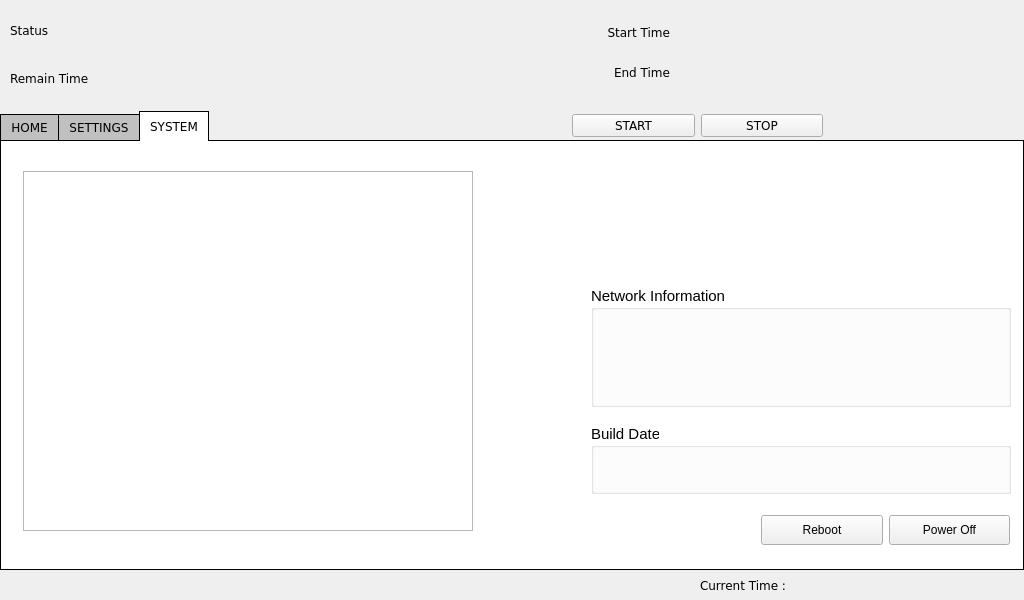
shnomad/hydration-tool, file mainwindow.ui: the form before one commit.
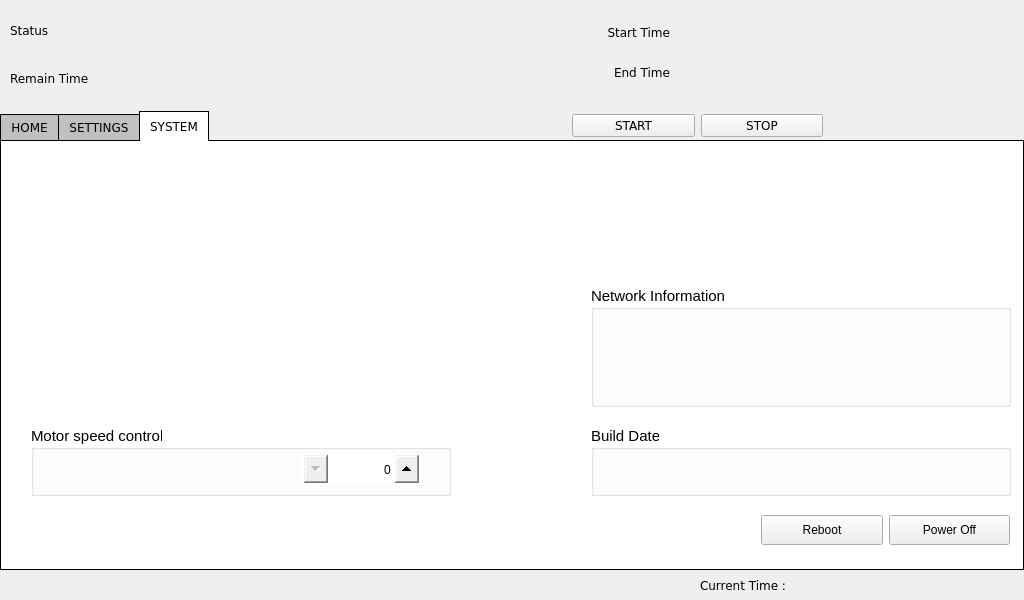
The form after the commit. The open tabs and pages were chosen to show the change.

Commit message: enhanced pump control

Patch:
```diff
--- a/mainwindow.ui
+++ b/mainwindow.ui
@@ -621,16 +621,6 @@
      <attribute name="title">
       <string>SYSTEM</string>
      </attribute>
-     <widget class="QTextEdit" name="debug_info">
-      <property name="geometry">
-       <rect>
-        <x>22</x>
-        <y>30</y>
-        <width>450</width>
-        <height>360</height>
-       </rect>
-      </property>
-     </widget>
      <widget class="QPushButton" name="power_off">
       <property name="geometry">
        <rect>
@@ -661,7 +651,7 @@
       <property name="geometry">
        <rect>
         <x>590</x>
-        <y>283</y>
+        <y>285</y>
         <width>420</width>
         <height>70</height>
        </rect>
@@ -747,6 +737,52 @@
        </property>
       </widget>
      </widget>
+     <widget class="QGroupBox" name="motor_speed_control">
+      <property name="geometry">
+       <rect>
+        <x>30</x>
+        <y>285</y>
+        <width>420</width>
+        <height>70</height>
+       </rect>
+      </property>
+      <property name="font">
+       <font>
+        <pointsize>11</pointsize>
+       </font>
+      </property>
+      <property name="title">
+       <string>Motor speed control</string>
+      </property>
+      <widget class="QSpinBox" name="pwm_value_set">
+       <property name="geometry">
+        <rect>
+         <x>270</x>
+         <y>28</y>
+         <width>121</width>
+         <height>31</height>
+        </rect>
+       </property>
+       <property name="styleSheet">
+        <string notr="true">QSpinBox::up-button
+{
+   subcontrol-position:right;
+   width:  24px;  /*??大小*/
+   height: 28px;       
+}
+
+QSpinBox::down-button
+{
+   subcontrol-position:left;
+   width:  24px;  /*??大小*/
+   height: 28px;       
+}</string>
+       </property>
+       <property name="alignment">
+        <set>Qt::AlignRight|Qt::AlignTrailing|Qt::AlignVCenter</set>
+       </property>
+      </widget>
+     </widget>
      <zorder>build_info</zorder>
      <zorder>debug_info</zorder>
      <zorder>power_off</zorder>
```
Left out of the diff: 2 changed lines with no effect on the pictures. The commit also changes 2 other files.
